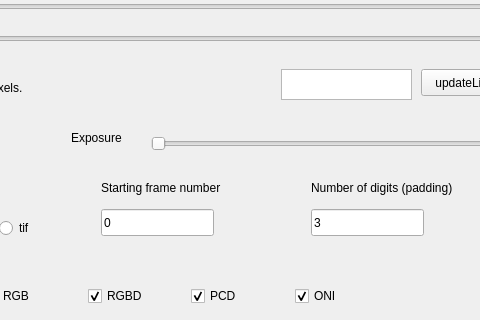
cvlabbonn/tools_openni2, file ui/sliders.ui: the form before one commit; both pictures show x 369 to 849 and y 171 to 491 of the 1047 by 491 pixel window.
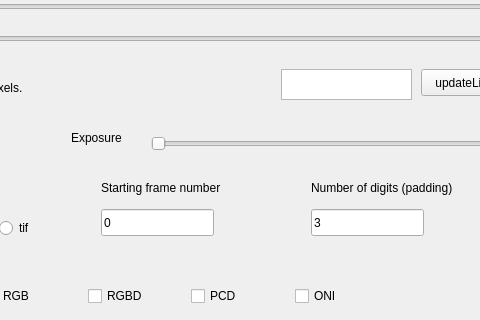
The form after the commit.

Commit message: Changes in the default values

Diff of the .ui file:
```diff
--- a/ui/sliders.ui
+++ b/ui/sliders.ui
@@ -502,7 +502,7 @@
        <string>PCD</string>
       </property>
       <property name="checked">
-       <bool>true</bool>
+       <bool>false</bool>
       </property>
      </widget>
     </item>
@@ -512,7 +512,7 @@
        <string>RGBD</string>
       </property>
       <property name="checked">
-       <bool>true</bool>
+       <bool>false</bool>
       </property>
      </widget>
     </item>
@@ -522,7 +522,7 @@
        <string>ONI</string>
       </property>
       <property name="checked">
-       <bool>true</bool>
+       <bool>false</bool>
       </property>
      </widget>
     </item>
```
The commit also changes 2 other files.
